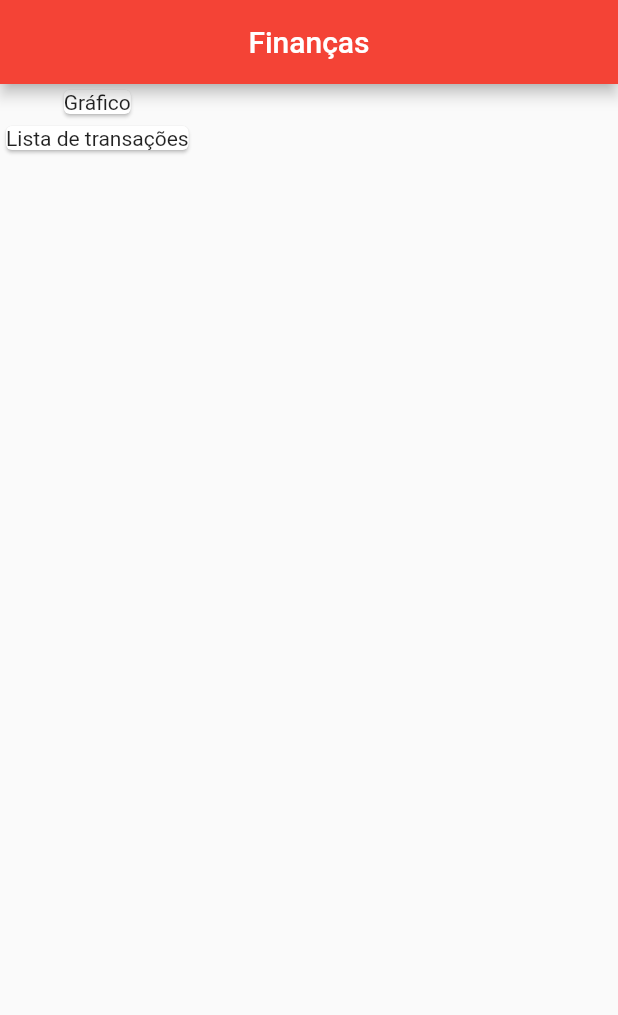
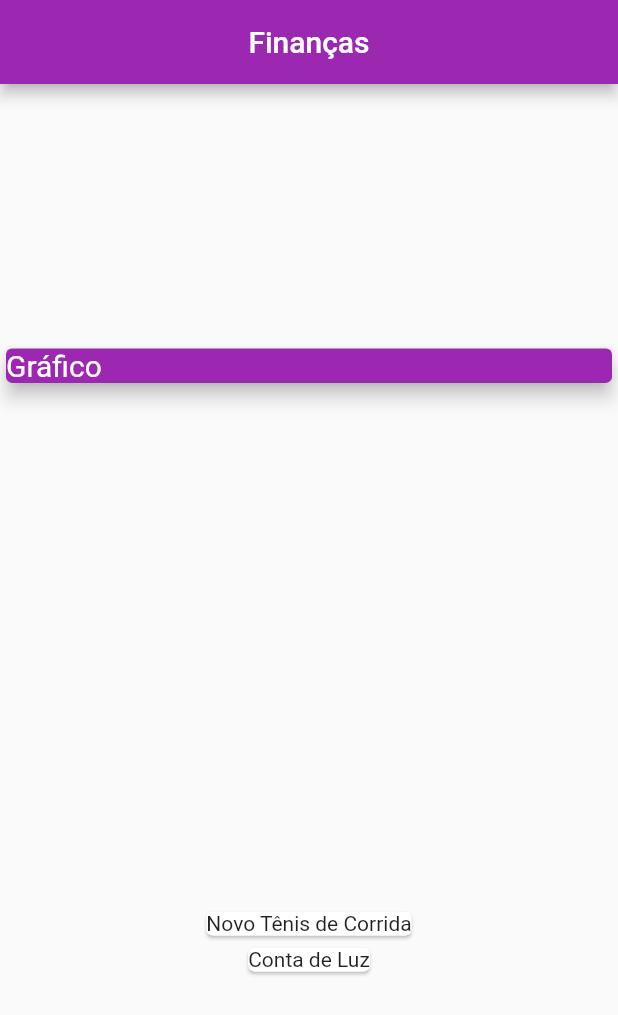
Before and after one commit to ismaelpedro/financas-App, a Flutter app: the screen it shows after launch, on a phone screen of 412 x 824 dp. Shown: the top 1015 px of the screen. Run offline on Flutter 3.47's test engine with Material 2 defaults, Android fonts, the phone set to English and light mode, and no system bars.

Commit message:
Criando layout

```diff
--- a/lib/main.dart
+++ b/lib/main.dart
@@ -1,5 +1,4 @@
-import 'dart:html';
-
+import 'package:expenses/models/transaction.dart';
 import 'package:flutter/material.dart';
 
 main() => runApp(ExpensesApp());
@@ -14,21 +13,52 @@ class ExpensesApp extends StatelessWidget {
 }
 
 class MyHomePage extends StatelessWidget {
+  final _transactions = [
+    Transaction(
+      id: 1,
+      title: 'Novo Tênis de Corrida',
+      value: 310.67,
+      date: DateTime.now(),
+    ),
+    Transaction(
+      id: 2,
+      title: 'Conta de Luz',
+      value: 211.35,
+      date: DateTime.now(),
+    ),
+  ];
+
   @override
   Widget build(BuildContext context) {
     return Scaffold(
       appBar: AppBar(
         title: Text('Finanças'),
         centerTitle: true,
-        backgroundColor: Colors.red,
+        backgroundColor: Colors.purple,
       ),
       body: Column(
+        mainAxisAlignment: MainAxisAlignment.spaceAround,
+        crossAxisAlignment: CrossAxisAlignment.stretch,
         children: <Widget>[
-          Card(
-            child: Text('Gráfico'),
+          Container(
+            child: Card(
+              child: Text(
+                'Gráfico',
+                style: TextStyle(
+                  color: Colors.white,
+                  fontSize: 20,
+                ),
+              ),
+              elevation: 5,
+              color: Colors.purple,
+            ),
           ),
-          Card(
-            child: Text('Lista de transações'),
+          Column(
+            children: _transactions.map((tr) {
+              return Card(
+                child: Text(tr.title),
+              );
+            }).toList(),
           ),
         ],
       ),
```
